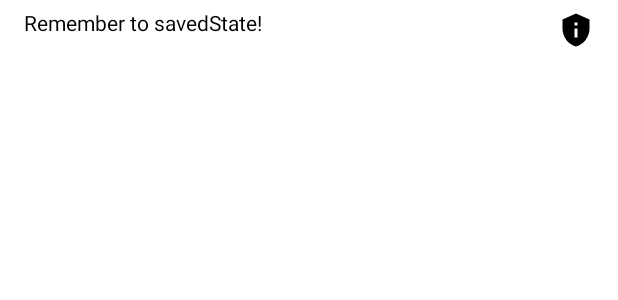
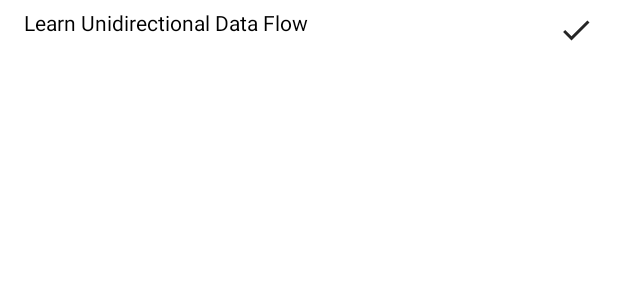
Before and after one commit to rafsanahmad/Jetpack-compose-state-management, an Android app built with Jetpack Compose: the @Preview function PreviewTodoRow, on a phone screen of 412 x 824 dp. Shown: the top 300 px of the screen. Run offline under Robolectric (Android 15) with nearby library versions, the phone set to English and light mode, and no system bars.

Commit message:
added memory remember in composable

```diff
--- a/app/src/main/java/com/rafsan/jetpackcompose_state_management/todo/TodoScreen.kt
+++ b/app/src/main/java/com/rafsan/jetpackcompose_state_management/todo/TodoScreen.kt
@@ -6,6 +6,7 @@ import androidx.compose.foundation.lazy.LazyColumn
 import androidx.compose.foundation.lazy.items
 import androidx.compose.material.Button
 import androidx.compose.material.Icon
+import androidx.compose.material.LocalContentColor
 import androidx.compose.material.Text
 import androidx.compose.runtime.Composable
 import androidx.compose.runtime.remember
@@ -63,16 +64,23 @@ fun TodoScreen(
  * @param modifier modifier for this element
  */
 @Composable
-fun TodoRow(todo: TodoItem, onItemClicked: (TodoItem) -> Unit, modifier: Modifier = Modifier) {
+fun TodoRow(
+    todo: TodoItem,
+    onItemClicked: (TodoItem) -> Unit,
+    modifier: Modifier = Modifier,
+    iconAlpha: Float = remember(todo.id) { randomTint() }
+) {
     Row(
         modifier = modifier
             .clickable { onItemClicked(todo) }
-            .padding(horizontal = 16.dp, vertical = 8.dp),
+            .padding(horizontal = 16.dp)
+            .padding(vertical = 8.dp),
         horizontalArrangement = Arrangement.SpaceBetween
     ) {
         Text(todo.task)
         Icon(
             imageVector = todo.icon.imageVector,
+            tint = LocalContentColor.current.copy(alpha = iconAlpha),
             contentDescription = stringResource(id = todo.icon.contentDescription)
         )
     }
```
